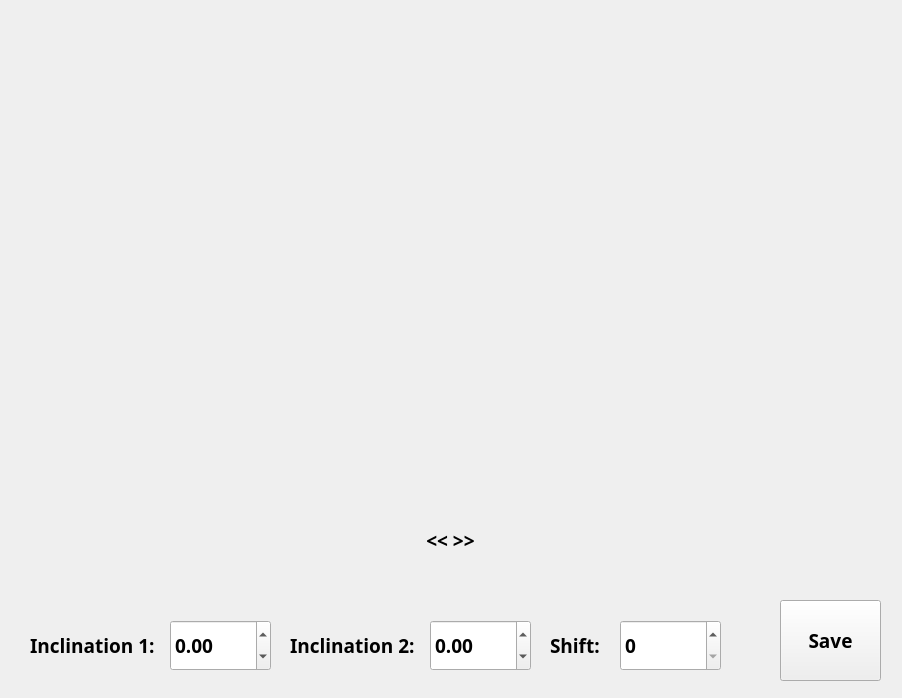
This is window/moving_setup_win_template.ui in neon-softhamster/slitphoto as Qt 5 draws it before an edit. The edited form follows.
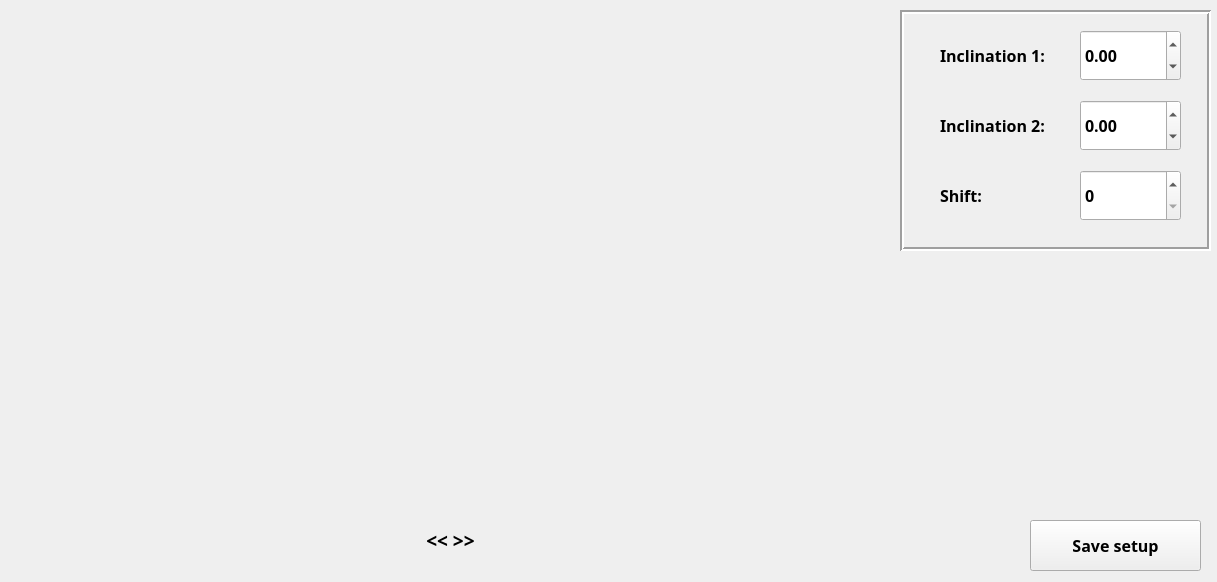
This is the edited form.

```diff
--- a/window/moving_setup_win_template.ui
+++ b/window/moving_setup_win_template.ui
@@ -6,8 +6,8 @@
    <rect>
     <x>0</x>
     <y>0</y>
-    <width>902</width>
-    <height>698</height>
+    <width>1217</width>
+    <height>582</height>
    </rect>
   </property>
   <property name="sizePolicy">
@@ -22,22 +22,22 @@
   <widget class="QPushButton" name="save_btn">
    <property name="geometry">
     <rect>
-     <x>780</x>
-     <y>600</y>
-     <width>101</width>
-     <height>81</height>
+     <x>1030</x>
+     <y>520</y>
+     <width>171</width>
+     <height>51</height>
     </rect>
    </property>
    <property name="font">
     <font>
      <family>Bahnschrift SemiBold</family>
-     <pointsize>14</pointsize>
+     <pointsize>12</pointsize>
      <weight>75</weight>
      <bold>true</bold>
     </font>
    </property>
    <property name="text">
-    <string>Save</string>
+    <string>Save setup</string>
    </property>
   </widget>
   <widget class="QWidget" name="verticalLayoutWidget">
@@ -62,27 +62,6 @@
     </item>
    </layout>
   </widget>
-  <widget class="QLabel" name="label">
-   <property name="geometry">
-    <rect>
-     <x>30</x>
-     <y>620</y>
-     <width>151</width>
-     <height>51</height>
-    </rect>
-   </property>
-   <property name="font">
-    <font>
-     <family>Bahnschrift SemiBold</family>
-     <pointsize>14</pointsize>
-     <weight>75</weight>
-     <bold>true</bold>
-    </font>
-   </property>
-   <property name="text">
-    <string>Inclination 1:</string>
-   </property>
-  </widget>
   <widget class="QLabel" name="frame_width_label">
    <property name="geometry">
     <rect>
@@ -110,32 +89,29 @@
     <set>Qt::AlignCenter</set>
    </property>
   </widget>
-  <widget class="QLabel" name="label_2">
+  <widget class="QFrame" name="frame_2">
    <property name="geometry">
     <rect>
-     <x>290</x>
-     <y>620</y>
-     <width>151</width>
-     <height>51</height>
+     <x>900</x>
+     <y>10</y>
+     <width>311</width>
+     <height>241</height>
     </rect>
    </property>
-   <property name="font">
-    <font>
-     <family>Bahnschrift SemiBold</family>
-     <pointsize>14</pointsize>
-     <weight>75</weight>
-     <bold>true</bold>
-    </font>
+   <property name="frameShape">
+    <enum>QFrame::Box</enum>
    </property>
-   <property name="text">
-    <string>Inclination 2:</string>
+   <property name="frameShadow">
+    <enum>QFrame::Sunken</enum>
    </property>
-  </widget>
+   <property name="lineWidth">
+    <number>2</number>
+   </property>
   <widget class="QDoubleSpinBox" name="x_inclin">
    <property name="geometry">
     <rect>
-     <x>170</x>
-     <y>620</y>
+      <x>180</x>
+      <y>20</y>
      <width>101</width>
      <height>51</height>
     </rect>
@@ -143,7 +119,7 @@
    <property name="font">
     <font>
      <family>Bahnschrift SemiBold</family>
-     <pointsize>14</pointsize>
+      <pointsize>12</pointsize>
      <weight>75</weight>
      <bold>true</bold>
     </font>
@@ -161,11 +137,32 @@
     <double>0.000000000000000</double>
    </property>
   </widget>
+   <widget class="QLabel" name="label">
+    <property name="geometry">
+     <rect>
+      <x>40</x>
+      <y>20</y>
+      <width>151</width>
+      <height>51</height>
+     </rect>
+    </property>
+    <property name="font">
+     <font>
+      <family>Bahnschrift SemiBold</family>
+      <pointsize>12</pointsize>
+      <weight>75</weight>
+      <bold>true</bold>
+     </font>
+    </property>
+    <property name="text">
+     <string>Inclination 1:</string>
+    </property>
+   </widget>
   <widget class="QDoubleSpinBox" name="y_inclin">
    <property name="geometry">
     <rect>
-     <x>430</x>
-     <y>620</y>
+      <x>180</x>
+      <y>90</y>
      <width>101</width>
      <height>51</height>
     </rect>
@@ -173,7 +170,7 @@
    <property name="font">
     <font>
      <family>Bahnschrift SemiBold</family>
-     <pointsize>14</pointsize>
+      <pointsize>12</pointsize>
      <weight>75</weight>
      <bold>true</bold>
     </font>
@@ -191,32 +188,32 @@
     <double>0.000000000000000</double>
    </property>
   </widget>
-  <widget class="QLabel" name="label_3">
+   <widget class="QLabel" name="label_2">
    <property name="geometry">
     <rect>
-     <x>550</x>
-     <y>620</y>
-     <width>61</width>
+      <x>40</x>
+      <y>90</y>
+      <width>151</width>
      <height>51</height>
     </rect>
    </property>
    <property name="font">
     <font>
      <family>Bahnschrift SemiBold</family>
-     <pointsize>14</pointsize>
+      <pointsize>12</pointsize>
      <weight>75</weight>
      <bold>true</bold>
     </font>
    </property>
    <property name="text">
-    <string>Shift:</string>
+     <string>Inclination 2:</string>
    </property>
   </widget>
   <widget class="QDoubleSpinBox" name="t_shift">
    <property name="geometry">
     <rect>
-     <x>620</x>
-     <y>620</y>
+      <x>180</x>
+      <y>160</y>
      <width>101</width>
      <height>51</height>
     </rect>
@@ -224,7 +221,7 @@
    <property name="font">
     <font>
      <family>Bahnschrift SemiBold</family>
-     <pointsize>14</pointsize>
+      <pointsize>12</pointsize>
      <weight>75</weight>
      <bold>true</bold>
     </font>
@@ -235,6 +232,28 @@
    <property name="maximum">
     <double>100000.000000000000000</double>
    </property>
+   </widget>
+   <widget class="QLabel" name="label_3">
+    <property name="geometry">
+     <rect>
+      <x>40</x>
+      <y>160</y>
+      <width>61</width>
+      <height>51</height>
+     </rect>
+    </property>
+    <property name="font">
+     <font>
+      <family>Bahnschrift SemiBold</family>
+      <pointsize>12</pointsize>
+      <weight>75</weight>
+      <bold>true</bold>
+     </font>
+    </property>
+    <property name="text">
+     <string>Shift:</string>
+    </property>
+   </widget>
   </widget>
  </widget>
  <resources/>
```
Lines whose indentation alone changed are shown as unchanged.
